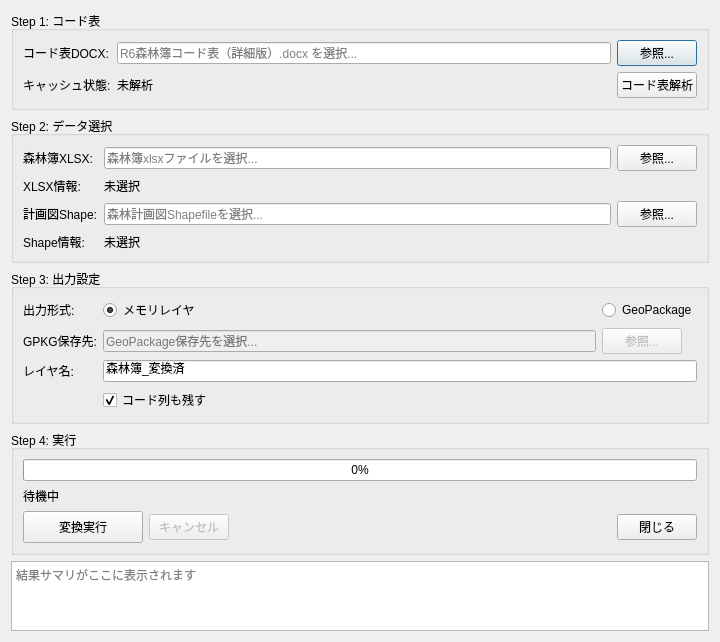
raw-slnc/shinrinbo_code_converter, file shinrinbo_dialog_base.ui: the form before one commit.
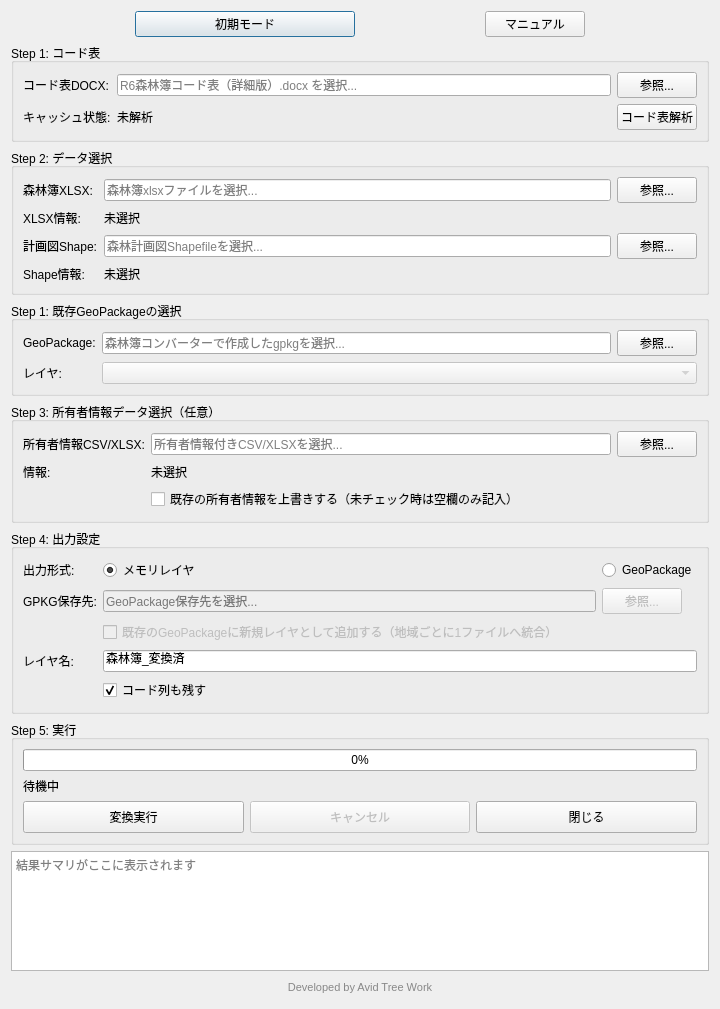
The form after the commit.

Commit message: feat: v1.1.0 - append owner info to existing GeoPackage, multi-region consolidation, manual

What changed in the file:
```diff
--- a/shinrinbo_dialog_base.ui
+++ b/shinrinbo_dialog_base.ui
@@ -14,7 +14,50 @@
    <string>森林簿コード変換</string>
   </property>
   <layout class="QVBoxLayout" name="mainLayout">
-   <!-- Step 1: コード表 -->
+   <!-- モード切替（右上・独立行） -->
+   <item>
+    <layout class="QHBoxLayout" name="hboxModeToggle">
+     <item>
+      <widget class="QPushButton" name="btnModeToggle">
+       <property name="text">
+        <string>初期モード</string>
+       </property>
+       <property name="sizePolicy">
+        <sizepolicy hsizetype="Maximum" vsizetype="Fixed">
+         <horstretch>0</horstretch>
+         <verstretch>0</verstretch>
+        </sizepolicy>
+       </property>
+       <property name="maximumSize">
+        <size>
+         <width>220</width>
+         <height>16777215</height>
+        </size>
+       </property>
+      </widget>
+     </item>
+     <item>
+      <widget class="QPushButton" name="btnManual">
+       <property name="text">
+        <string>マニュアル</string>
+       </property>
+       <property name="sizePolicy">
+        <sizepolicy hsizetype="Maximum" vsizetype="Fixed">
+         <horstretch>0</horstretch>
+         <verstretch>0</verstretch>
+        </sizepolicy>
+       </property>
+       <property name="maximumSize">
+        <size>
+         <width>100</width>
+         <height>16777215</height>
+        </size>
+       </property>
+      </widget>
+     </item>
+    </layout>
+   </item>
+   <!-- Step 1: コード表（初期モード） -->
    <item>
     <widget class="QGroupBox" name="groupCodeTable">
      <property name="title">
@@ -179,11 +222,129 @@
      </layout>
     </widget>
    </item>
-   <!-- Step 3: 出力設定 -->
+   <!-- Step 1: 既存GeoPackageの選択（追加モード） -->
+   <item>
+    <widget class="QGroupBox" name="groupExistingGpkg">
+     <property name="title">
+      <string>Step 1: 既存GeoPackageの選択</string>
+     </property>
+     <layout class="QGridLayout" name="gridExistingGpkg">
+      <item row="0" column="0">
+       <widget class="QLabel" name="labelExistingGpkg">
+        <property name="text">
+         <string>GeoPackage:</string>
+        </property>
+       </widget>
+      </item>
+      <item row="0" column="1">
+       <widget class="QLineEdit" name="editExistingGpkgPath">
+        <property name="readOnly">
+         <bool>true</bool>
+        </property>
+        <property name="placeholderText">
+         <string>森林簿コンバーターで作成したgpkgを選択...</string>
+        </property>
+       </widget>
+      </item>
+      <item row="0" column="2">
+       <widget class="QPushButton" name="btnBrowseExistingGpkg">
+        <property name="text">
+         <string>参照...</string>
+        </property>
+        <property name="maximumSize">
+         <size>
+          <width>80</width>
+          <height>16777215</height>
+         </size>
+        </property>
+       </widget>
+      </item>
+      <item row="1" column="0">
+       <widget class="QLabel" name="labelExistingLayer">
+        <property name="text">
+         <string>レイヤ:</string>
+        </property>
+       </widget>
+      </item>
+      <item row="1" column="1" colspan="2">
+       <widget class="QComboBox" name="comboExistingLayer">
+        <property name="enabled">
+         <bool>false</bool>
+        </property>
+       </widget>
+      </item>
+     </layout>
+    </widget>
+   </item>
+   <!-- 所有者情報データ選択（初期モードStep3・追加モードStep2） -->
+   <item>
+    <widget class="QGroupBox" name="groupPersonalInfo">
+     <property name="title">
+      <string>Step 3: 所有者情報データ選択（任意）</string>
+     </property>
+     <layout class="QGridLayout" name="gridPersonalInfo">
+      <item row="0" column="0">
+       <widget class="QLabel" name="labelPersonalInfo">
+        <property name="text">
+         <string>所有者情報CSV/XLSX:</string>
+        </property>
+       </widget>
+      </item>
+      <item row="0" column="1">
+       <widget class="QLineEdit" name="editPersonalInfoPath">
+        <property name="readOnly">
+         <bool>true</bool>
+        </property>
+        <property name="placeholderText">
+         <string>所有者情報付きCSV/XLSXを選択...</string>
+        </property>
+       </widget>
+      </item>
+      <item row="0" column="2">
+       <widget class="QPushButton" name="btnBrowsePersonalInfo">
+        <property name="text">
+         <string>参照...</string>
+        </property>
+        <property name="maximumSize">
+         <size>
+          <width>80</width>
+          <height>16777215</height>
+         </size>
+        </property>
+       </widget>
+      </item>
+      <item row="1" column="0">
+       <widget class="QLabel" name="labelPersonalInfoInfo">
+        <property name="text">
+         <string>情報:</string>
+        </property>
+       </widget>
+      </item>
+      <item row="1" column="1" colspan="2">
+       <widget class="QLabel" name="labelPersonalInfoDetail">
+        <property name="text">
+         <string>未選択</string>
+        </property>
+       </widget>
+      </item>
+      <item row="2" column="1" colspan="2">
+       <widget class="QCheckBox" name="checkOverwriteExisting">
+        <property name="text">
+         <string>既存の所有者情報を上書きする（未チェック時は空欄のみ記入）</string>
+        </property>
+        <property name="checked">
+         <bool>false</bool>
+        </property>
+       </widget>
+      </item>
+     </layout>
+    </widget>
+   </item>
+   <!-- Step 4: 出力設定（初期モード） -->
    <item>
     <widget class="QGroupBox" name="groupOutput">
      <property name="title">
-      <string>Step 3: 出力設定</string>
+      <string>Step 4: 出力設定</string>
      </property>
      <layout class="QGridLayout" name="gridOutput">
       <item row="0" column="0">
@@ -246,21 +407,34 @@
         </property>
        </widget>
       </item>
-      <item row="2" column="0">
+      <item row="2" column="1" colspan="2">
+       <widget class="QCheckBox" name="checkAppendToExistingGpkg">
+        <property name="text">
+         <string>既存のGeoPackageに新規レイヤとして追加する（地域ごとに1ファイルへ統合）</string>
+        </property>
+        <property name="checked">
+         <bool>false</bool>
+        </property>
+        <property name="enabled">
+         <bool>false</bool>
+        </property>
+       </widget>
+      </item>
+      <item row="3" column="0">
        <widget class="QLabel" name="labelLayerName">
         <property name="text">
          <string>レイヤ名:</string>
         </property>
        </widget>
       </item>
-      <item row="2" column="1" colspan="2">
+      <item row="3" column="1" colspan="2">
        <widget class="QLineEdit" name="editLayerName">
         <property name="text">
          <string>森林簿_変換済</string>
         </property>
        </widget>
       </item>
-      <item row="3" column="1">
+      <item row="4" column="1">
        <widget class="QCheckBox" name="checkKeepCodes">
         <property name="text">
          <string>コード列も残す</string>
@@ -277,7 +451,7 @@
    <item>
     <widget class="QGroupBox" name="groupExecute">
      <property name="title">
-      <string>Step 4: 実行</string>
+      <string>Step 5: 実行</string>
      </property>
      <layout class="QVBoxLayout" name="vboxExecute">
       <item>
@@ -317,26 +491,25 @@
           <property name="enabled">
            <bool>false</bool>
           </property>
-         </widget>
-        </item>
-        <item>
-         <spacer name="horizontalSpacer">
-          <property name="orientation">
-           <enum>Qt::Horizontal</enum>
-          </property>
-          <property name="sizeHint" stdset="0">
+          <property name="minimumSize">
            <size>
-            <width>40</width>
-            <height>20</height>
+            <width>0</width>
+            <height>32</height>
            </size>
           </property>
-         </spacer>
+         </widget>
         </item>
         <item>
          <widget class="QPushButton" name="btnClose">
           <property name="text">
            <string>閉じる</string>
           </property>
+          <property name="minimumSize">
+           <size>
+            <width>0</width>
+            <height>32</height>
+           </size>
+          </property>
          </widget>
         </item>
        </layout>
@@ -350,9 +523,9 @@
      <property name="readOnly">
       <bool>true</bool>
      </property>
-     <property name="maximumSize">
+     <property name="minimumSize">
       <size>
-       <width>16777215</width>
+       <width>0</width>
        <height>120</height>
       </size>
      </property>
@@ -361,6 +534,20 @@
      </property>
     </widget>
    </item>
+   <!-- クレジット表記 -->
+   <item>
+    <widget class="QLabel" name="labelCredit">
+     <property name="text">
+      <string>Developed by Avid Tree Work</string>
+     </property>
+     <property name="alignment">
+      <set>Qt::AlignCenter</set>
+     </property>
+     <property name="styleSheet">
+      <string>color: #888; font-size: 8pt; padding: 4px 0;</string>
+     </property>
+    </widget>
+   </item>
   </layout>
  </widget>
  <resources/>
```
Left out of the diff: 5 changed lines with no effect on the pictures. The commit also changes 12 other files.
